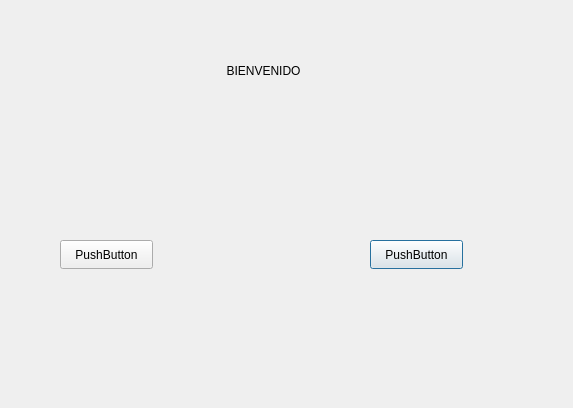
Before: the Qt Designer form Dynamicvv/ui/inicio.ui in utec-aed-2022-2/proyecto-equipo-4, drawn with Qt 5.
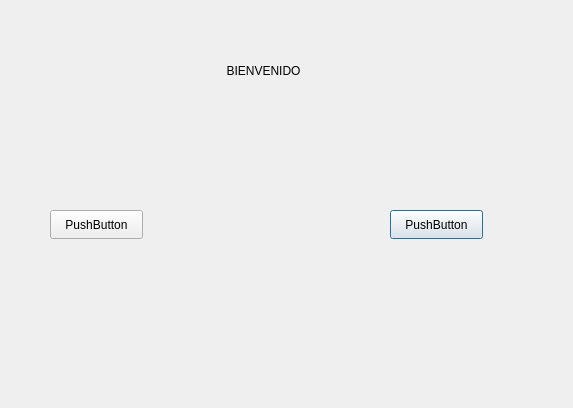
After: the same form once the commit is applied.

```diff
--- a/Dynamicvv/ui/inicio.ui
+++ b/Dynamicvv/ui/inicio.ui
@@ -16,8 +16,8 @@
   <widget class="QPushButton" name="pushButton">
    <property name="geometry">
     <rect>
-     <x>370</x>
-     <y>240</y>
+     <x>390</x>
+     <y>210</y>
      <width>93</width>
      <height>29</height>
     </rect>
@@ -42,8 +42,8 @@
   <widget class="QPushButton" name="pushButton_2">
    <property name="geometry">
     <rect>
-     <x>60</x>
-     <y>240</y>
+     <x>50</x>
+     <y>210</y>
      <width>93</width>
      <height>29</height>
     </rect>
```
